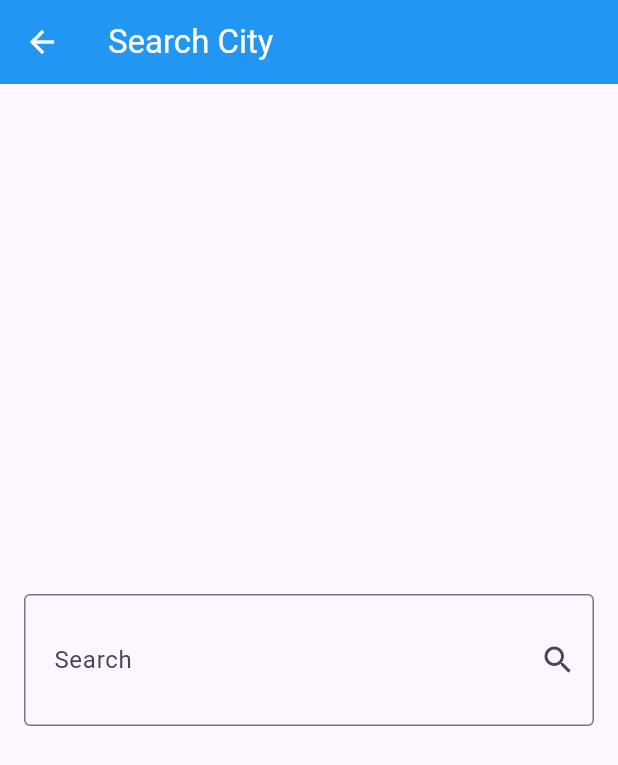
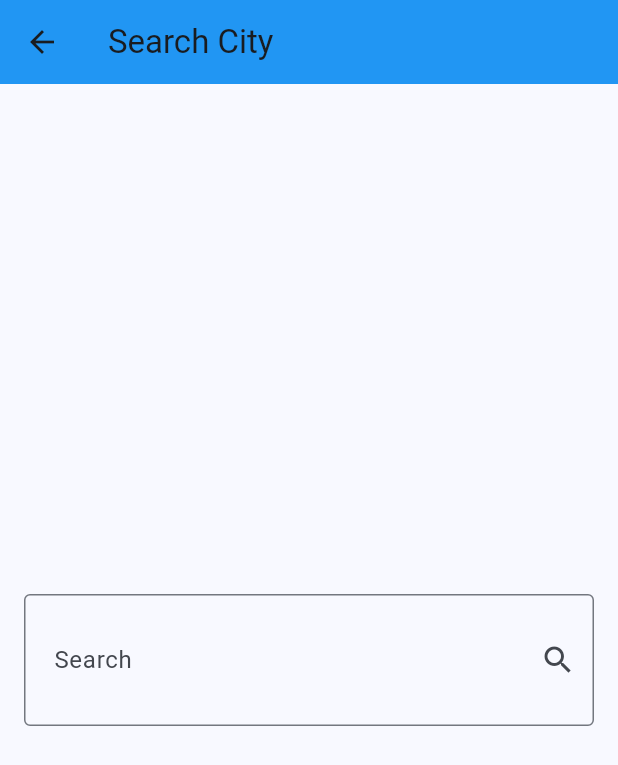
Before and after one commit to HanyMedhat10/weather-app, a Flutter app: the screen it shows after launch, after a tap on the "search" icon, on a phone screen of 412 x 824 dp. Shown: the top 765 px of the screen. Run offline on Flutter 3.47's test engine with Material 3 defaults, Android fonts, the phone set to English and light mode, and no system bars; our stand-ins replace dio, flutter_bloc; missing offline and left inert: dart:ffi.

Commit message:
done project

```diff
--- a/lib/cubits/get_weather_cubit/get_weather_cubit.dart
+++ b/lib/cubits/get_weather_cubit/get_weather_cubit.dart
@@ -6,12 +6,12 @@ import 'package:weather_app/services/weather_services.dart';
 
 class GetWeatherCubit extends Cubit<WeatherState> {
   GetWeatherCubit() : super(WeatherInitialState());
-  late WeatherModel weatherModel;
+  WeatherModel? weatherModel;
   getWeather({required String cityName}) async {
     try {
       weatherModel = await WeatherService(dio: Dio())
           .getCurrentWeather(cityName: cityName);
-      emit(WeatherLoadedState());
+      emit(WeatherLoadedState( weatherModel ));
     } catch (e) {
       emit(WeatherFailureState(errorMessage: e.toString()));
     }
--- a/lib/cubits/get_weather_cubit/get_weather_states.dart
+++ b/lib/cubits/get_weather_cubit/get_weather_states.dart
@@ -1,10 +1,12 @@
+import 'package:weather_app/services/weather_model.dart';
+
 class WeatherState {}
 
 class WeatherInitialState extends WeatherState {}
 
 class WeatherLoadedState extends WeatherState {
-  // final WeatherModel weatherModel;
-  // WeatherLoadedState({required this.weatherModel});
+  final WeatherModel? weatherModel;
+  WeatherLoadedState(this.weatherModel);
 }
 
 class WeatherFailureState extends WeatherState {
--- a/lib/main.dart
+++ b/lib/main.dart
@@ -1,6 +1,10 @@
+import 'dart:ffi';
+
 import 'package:flutter/material.dart';
+import 'package:flutter/services.dart';
 import 'package:flutter_bloc/flutter_bloc.dart';
 import 'package:weather_app/cubits/get_weather_cubit/get_weather_cubit.dart';
+import 'package:weather_app/cubits/get_weather_cubit/get_weather_states.dart';
 import 'package:weather_app/views/home_view.dart';
 
 void main() {
@@ -14,10 +18,81 @@ class WeatherApp extends StatelessWidget {
   Widget build(BuildContext context) {
     return BlocProvider(
       create: (context) => GetWeatherCubit(),
-      child: const MaterialApp(
-        debugShowCheckedModeBanner: false,
-        home: HomeView(),
-      ),
+      child: Builder(builder: (context) {
+        return BlocBuilder<GetWeatherCubit, WeatherState>(
+          builder: (context, state) {
+            return MaterialApp(
+              theme: ThemeData(
+                useMaterial3: true,
+                appBarTheme: AppBarTheme(
+                  backgroundColor: getThemeColor(
+                    BlocProvider.of<GetWeatherCubit>(context)
+                        .weatherModel
+                        ?.weatherCondition,
+                  ),
+                  //   systemOverlayStyle: SystemUiOverlayStyle(
+                  //     statusBarColor: getThemeColor(
+                  //   BlocProvider.of<GetWeatherCubit>(context)
+                  //       .weatherModel
+                  //       ?.weatherCondition,
+                  // ),
+                  //   ),
+                ),
+                primarySwatch: getThemeColor(
+                  BlocProvider.of<GetWeatherCubit>(context)
+                      .weatherModel
+                      ?.weatherCondition,
+                ),
+                colorScheme: ColorScheme.fromSeed(
+                  seedColor: getThemeColor(
+                    BlocProvider.of<GetWeatherCubit>(context)
+                        .weatherModel
+                        ?.weatherCondition,
+                  ),
+                  // primaryContainer:Colors.blue,
+                  // primary: Colors.blue,
+                ),
+              ),
+              debugShowCheckedModeBanner: false,
+              home: const HomeView(),
+            );
+          },
+        );
+      }),
     );
   }
 }
+
+MaterialColor getThemeColor(String? weatherStateName) {
+  if (weatherStateName == null) return Colors.blue;
+  if (weatherStateName == 'Sunny' ||
+      weatherStateName == 'Clear' ||
+      weatherStateName == 'partly cloudy') {
+    return Colors.orange;
+  } else if (weatherStateName == 'Blizzard' ||
+      weatherStateName == 'Patchy snow possible' ||
+      weatherStateName == 'Patchy sleet possible' ||
+      weatherStateName == 'Patchy freezing drizzle possible' ||
+      weatherStateName == 'Blowing snow') {
+    return Colors.blue;
+  } else if (weatherStateName == 'Freezing fog' ||
+      weatherStateName == 'Fog' ||
+      weatherStateName == 'Heavy Cloud' ||
+      weatherStateName == 'Mist' ||
+      weatherStateName == 'Fog') {
+    return Colors.blueGrey;
+  } else if (weatherStateName == 'Patchy rain possible' ||
+      weatherStateName == 'Heavy Rain' ||
+      weatherStateName == 'Showers') {
+    return Colors.blue;
+  } else if (weatherStateName == 'Thundery outbreaks possible' ||
+      weatherStateName == 'Moderate or heavy snow with thunder' ||
+      weatherStateName == 'Patchy light snow with thunder' ||
+      weatherStateName == 'Moderate or heavy rain with thunder' ||
+      weatherStateName == 'Patchy light rain with thunder' ||
+      weatherStateName == 'Patchy rain nearby') {
+    return Colors.deepPurple;
+  } else {
+    return Colors.orange;
+  }
+}
--- a/lib/views/home_view.dart
+++ b/lib/views/home_view.dart
@@ -13,12 +13,12 @@ class HomeView extends StatelessWidget {
   Widget build(BuildContext context) {
     return Scaffold(
       appBar: AppBar(
-        foregroundColor: Colors.white,
+        // foregroundColor: Colors.white,
         title: const Text(
           'Weather App',
           // style: TextStyle(color: Colors.white),
         ),
-        backgroundColor: Colors.blue,
+        // backgroundColor: Colors.blue,
         actions: [
           IconButton(
               onPressed: () {
@@ -41,7 +41,7 @@ class HomeView extends StatelessWidget {
           if (state is WeatherInitialState) {
             return const NoWeatherBody();
           } else if (state is WeatherLoadedState) {
-            return const WeatherInfoBody();
+            return WeatherInfoBody(weather: state.weatherModel);
           } else {
             return const Text('oops there was an error');
           }
--- a/lib/views/search_view.dart
+++ b/lib/views/search_view.dart
@@ -9,12 +9,12 @@ class SearchView extends StatelessWidget {
   Widget build(BuildContext context) {
     return Scaffold(
       appBar: AppBar(
-        foregroundColor: Colors.white,
+        // foregroundColor: Colors.white,
         title: const Text(
           'Search City',
           // style: TextStyle(color: Colors.white),
         ),
-        backgroundColor: Colors.blue,
+        // backgroundColor: Colors.blue,
       ),
       body: Padding(
         padding: const EdgeInsets.symmetric(horizontal: 16),
--- a/lib/widgets/weather_info_body.dart
+++ b/lib/widgets/weather_info_body.dart
@@ -1,17 +1,31 @@
 import 'package:flutter/material.dart';
+import 'package:flutter/widgets.dart';
 import 'package:flutter_bloc/flutter_bloc.dart';
 import 'package:weather_app/cubits/get_weather_cubit/get_weather_cubit.dart';
+import 'package:weather_app/main.dart';
 import 'package:weather_app/services/weather_model.dart';
 
 class WeatherInfoBody extends StatelessWidget {
-  const WeatherInfoBody({super.key});
-
+  const WeatherInfoBody({super.key, this.weather});
+  final WeatherModel? weather;
   @override
   Widget build(BuildContext context) {
     WeatherModel weatherModel =
-        BlocProvider.of<GetWeatherCubit>(context).weatherModel;
+        BlocProvider.of<GetWeatherCubit>(context).weatherModel!;
     weatherModel.image!.contains("https");
-    return Padding(
+    return Container(
+      decoration: BoxDecoration(
+        gradient: LinearGradient(
+          begin: Alignment.topCenter,
+          end: Alignment.bottomCenter,
+          colors: [
+            getThemeColor(weatherModel.weatherCondition),
+            getThemeColor(weatherModel.weatherCondition)[300]!,
+            getThemeColor(weatherModel.weatherCondition)[50]!,
+          ],
+        ),
+      ),
+      child: Padding(
         padding: const EdgeInsets.symmetric(horizontal: 16),
         child: Column(
           mainAxisAlignment: MainAxisAlignment.center,
@@ -24,7 +38,7 @@ class WeatherInfoBody extends StatelessWidget {
               ),
             ),
             Text(
-            'updated at ${weatherModel.date.hour }:${weatherModel.date.minute}',
+              'updated at ${weatherModel.date.hour}:${weatherModel.date.minute}',
               style: const TextStyle(
                 fontSize: 24,
               ),
@@ -75,6 +89,7 @@ class WeatherInfoBody extends StatelessWidget {
             ),
           ],
         ),
+      ),
     );
   }
 }
```
Lines whose indentation alone changed are shown as unchanged.
